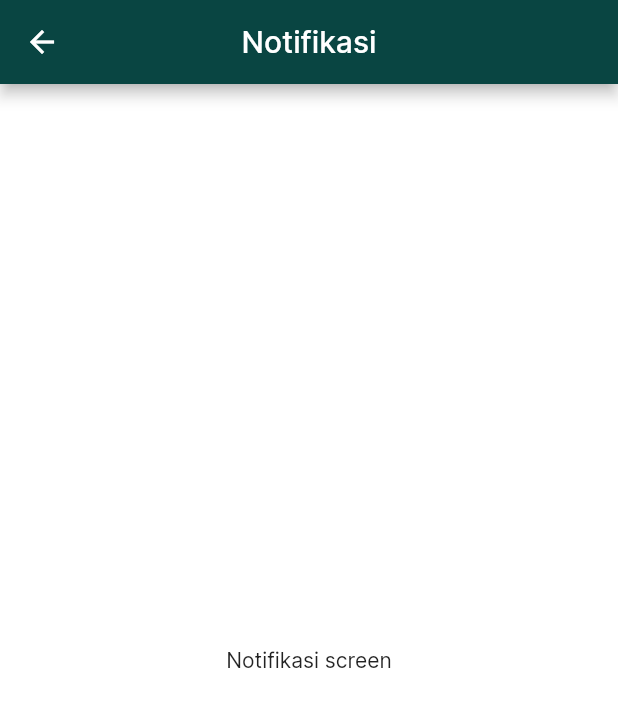
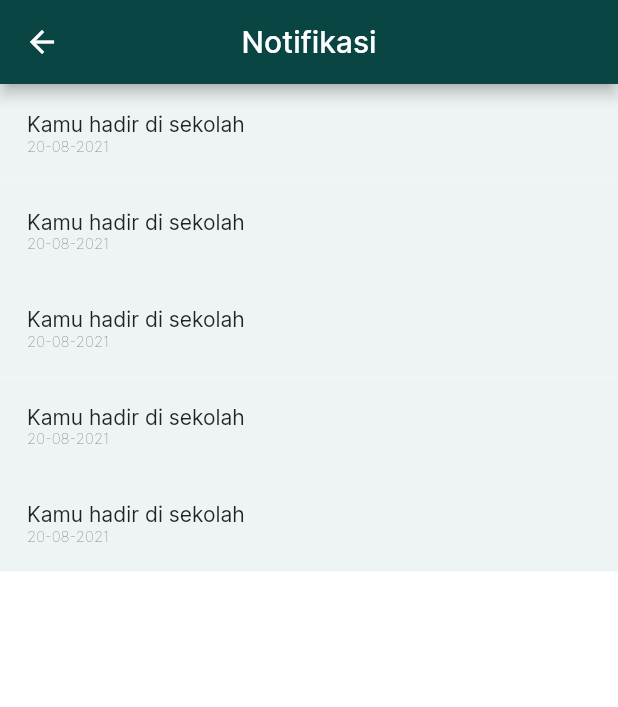
Before and after one commit to smeducative/smedipfess-app, a Flutter app: the NotificationScreen screen opened directly, on a phone screen of 412 x 824 dp. Shown: the top 707 px of the screen. Run offline on Flutter 3.47's test engine with Material 2 defaults, Android fonts, the phone set to English and light mode, and no system bars; our stand-ins replace dio, flutter_svg.

Commit message:
fixed notification screen

```diff
--- a/lib/screens/notification_screen.dart
+++ b/lib/screens/notification_screen.dart
@@ -12,9 +12,45 @@ class NotificationScreen extends StatelessWidget {
         backgroundColor: AppColorTheme.kPrimary,
         centerTitle: true,
       ),
-      body: const Center(
-        child: Text('Notifikasi screen'),
+      body: ListView.builder(
+        itemBuilder: (context, index) {
+          return const NotificationItem();
+        },
+        itemCount: 5,
       ),
     );
   }
 }
+
+class NotificationItem extends StatelessWidget {
+  const NotificationItem({Key? key}) : super(key: key);
+
+  @override
+  Widget build(BuildContext context) {
+    return Container(
+      padding: const EdgeInsets.all(18.0),
+      decoration: const BoxDecoration(
+        color: AppColorTheme.primaryExtraSoft,
+      ),
+      child: Column(
+        crossAxisAlignment: CrossAxisAlignment.start,
+        children: const [
+          Text(
+            'Kamu hadir di sekolah',
+            style: TextStyle(
+              fontSize: 14,
+              fontWeight: FontWeight.w400,
+            ),
+          ),
+          Text(
+            '20-08-2021',
+            style: TextStyle(
+              fontSize: 10,
+              fontWeight: FontWeight.w200,
+            ),
+          )
+        ],
+      ),
+    );
+  }
+}
```
